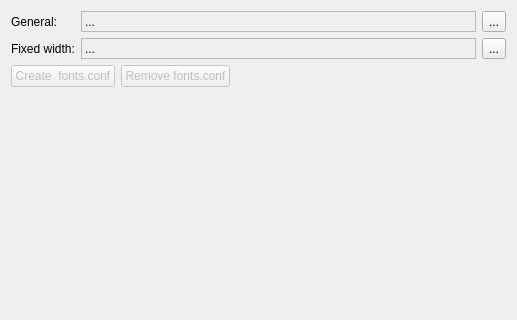
Old version of the form qt5ct/src/qt5ct/fontspage.ui in the repository Martchus/qt5ct.
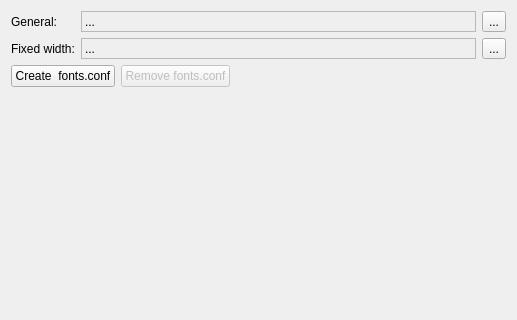
New version of the form.

Commit message: added fontconfig dialog

Patch:
```diff
--- a/qt5ct/src/qt5ct/fontspage.ui
+++ b/qt5ct/src/qt5ct/fontspage.ui
@@ -114,10 +114,7 @@
     </spacer>
    </item>
    <item row="1" column="0">
-    <widget class="QPushButton" name="pushButton">
-     <property name="enabled">
-      <bool>false</bool>
-     </property>
+    <widget class="QPushButton" name="createFontsConfButton">
      <property name="text">
       <string>Create  fonts.conf</string>
      </property>
```
The commit also changes 6 other files.
